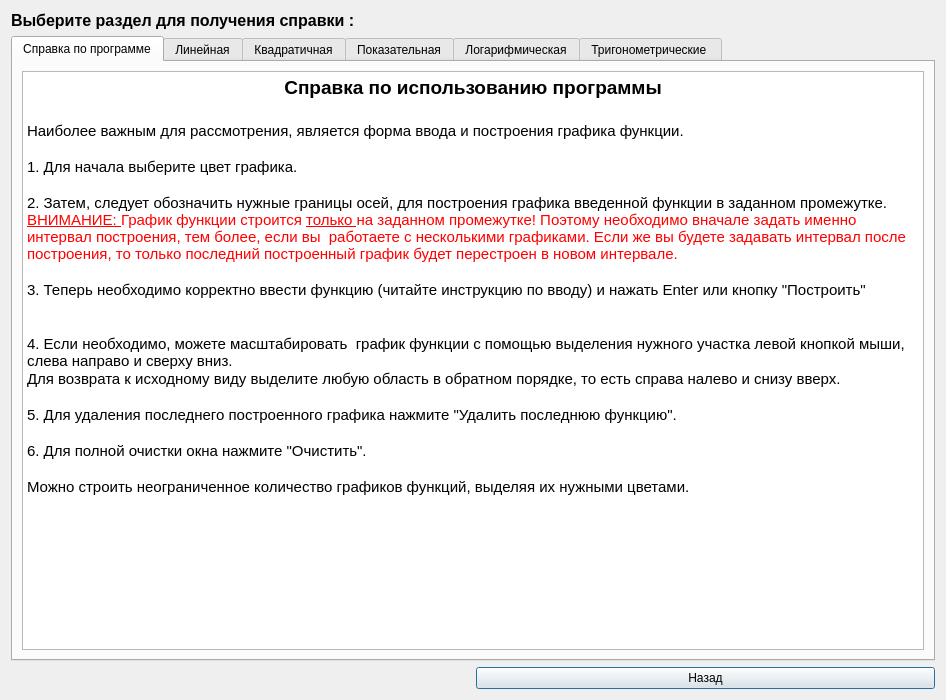
The window that help.ui (spellanser/graphx) describes before a commit, drawn with Qt 5.
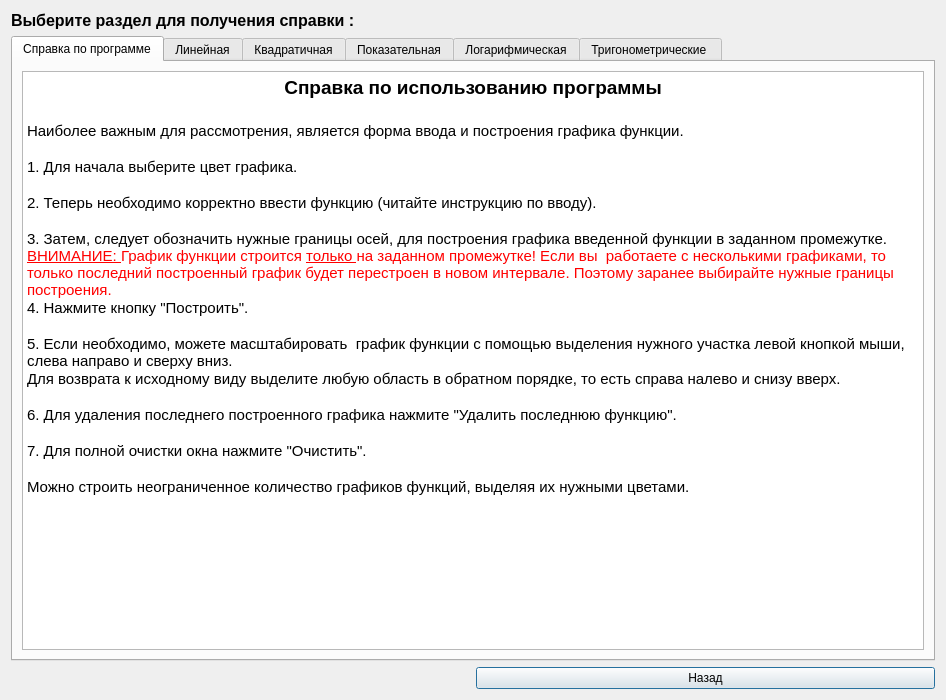
The same window after the commit. Icons and pictures are not drawn.

```diff
--- a/help.ui
+++ b/help.ui
@@ -58,27 +58,27 @@
           <string>&lt;!DOCTYPE HTML PUBLIC &quot;-//W3C//DTD HTML 4.0//EN&quot; &quot;http://www.w3.org/TR/REC-html40/strict.dtd&quot;&gt;
 &lt;html&gt;&lt;head&gt;&lt;meta name=&quot;qrichtext&quot; content=&quot;1&quot; /&gt;&lt;style type=&quot;text/css&quot;&gt;
 p, li { white-space: pre-wrap; }
-&lt;/style&gt;&lt;/head&gt;&lt;body style=&quot; font-family:'Ubuntu'; font-size:11pt; font-weight:400; font-style:normal;&quot;&gt;
-&lt;p align=&quot;center&quot; style=&quot; margin-top:0px; margin-bottom:0px; margin-left:0px; margin-right:0px; -qt-block-indent:0; text-indent:0px;&quot;&gt;&lt;span style=&quot; font-size:14pt; font-weight:600;&quot;&gt;Справка по использованию программы&lt;/span&gt;&lt;/p&gt;
-&lt;p style=&quot;-qt-paragraph-type:empty; margin-top:0px; margin-bottom:0px; margin-left:0px; margin-right:0px; -qt-block-indent:0; text-indent:0px; font-size:14pt; font-weight:600;&quot;&gt;&lt;/p&gt;
-&lt;p style=&quot; margin-top:0px; margin-bottom:0px; margin-left:0px; margin-right:0px; -qt-block-indent:0; text-indent:0px;&quot;&gt;Наиболее важным для рассмотрения, является форма ввода и построения графика функции.&lt;/p&gt;
-&lt;p style=&quot;-qt-paragraph-type:empty; margin-top:0px; margin-bottom:0px; margin-left:0px; margin-right:0px; -qt-block-indent:0; text-indent:0px;&quot;&gt;&lt;/p&gt;
-&lt;p style=&quot; margin-top:0px; margin-bottom:0px; margin-left:0px; margin-right:0px; -qt-block-indent:0; text-indent:0px;&quot;&gt;1. Для начала выберите цвет графика.&lt;/p&gt;
-&lt;p style=&quot;-qt-paragraph-type:empty; margin-top:0px; margin-bottom:0px; margin-left:0px; margin-right:0px; -qt-block-indent:0; text-indent:0px;&quot;&gt;&lt;/p&gt;
-&lt;p style=&quot; margin-top:0px; margin-bottom:0px; margin-left:0px; margin-right:0px; -qt-block-indent:0; text-indent:0px;&quot;&gt;2. Затем, следует обозначить нужные границы осей, для построения графика введенной функции в заданном промежутке. &lt;span style=&quot; text-decoration: underline; color:#ff0000;&quot;&gt;ВНИМАНИЕ: &lt;/span&gt;&lt;span style=&quot; color:#ff0000;&quot;&gt;График функции строится &lt;/span&gt;&lt;span style=&quot; text-decoration: underline; color:#ff0000;&quot;&gt;только &lt;/span&gt;&lt;span style=&quot; color:#ff0000;&quot;&gt;на заданном промежутке! Поэтому необходимо вначале задать именно интервал построения, тем более, если вы  работаете с несколькими графиками. Если же вы будете задавать интервал после построения, то только последний построенный график будет перестроен в новом интервале.&lt;/span&gt;&lt;/p&gt;
-&lt;p style=&quot;-qt-paragraph-type:empty; margin-top:0px; margin-bottom:0px; margin-left:0px; margin-right:0px; -qt-block-indent:0; text-indent:0px;&quot;&gt;&lt;/p&gt;
-&lt;p style=&quot; margin-top:0px; margin-bottom:0px; margin-left:0px; margin-right:0px; -qt-block-indent:0; text-indent:0px;&quot;&gt;3. Теперь необходимо корректно ввести функцию (читайте инструкцию по вводу) и нажать Enter или кнопку &amp;quot;Построить&amp;quot;&lt;/p&gt;
-&lt;p style=&quot;-qt-paragraph-type:empty; margin-top:0px; margin-bottom:0px; margin-left:0px; margin-right:0px; -qt-block-indent:0; text-indent:0px;&quot;&gt;&lt;/p&gt;
-&lt;p style=&quot;-qt-paragraph-type:empty; margin-top:0px; margin-bottom:0px; margin-left:0px; margin-right:0px; -qt-block-indent:0; text-indent:0px;&quot;&gt;&lt;/p&gt;
-&lt;p style=&quot; margin-top:0px; margin-bottom:0px; margin-left:0px; margin-right:0px; -qt-block-indent:0; text-indent:0px;&quot;&gt;4. Если необходимо, можете масштабировать  график функции с помощью выделения нужного участка левой кнопкой мыши, слева направо и сверху вниз.&lt;/p&gt;
-&lt;p style=&quot; margin-top:0px; margin-bottom:0px; margin-left:0px; margin-right:0px; -qt-block-indent:0; text-indent:0px;&quot;&gt;Для возврата к исходному виду выделите любую область в обратном порядке, то есть справа налево и снизу вверх.&lt;/p&gt;
-&lt;p style=&quot;-qt-paragraph-type:empty; margin-top:0px; margin-bottom:0px; margin-left:0px; margin-right:0px; -qt-block-indent:0; text-indent:0px;&quot;&gt;&lt;/p&gt;
-&lt;p style=&quot; margin-top:0px; margin-bottom:0px; margin-left:0px; margin-right:0px; -qt-block-indent:0; text-indent:0px;&quot;&gt;5. Для удаления последнего построенного графика нажмите &amp;quot;Удалить последнюю функцию&amp;quot;.&lt;/p&gt;
-&lt;p style=&quot;-qt-paragraph-type:empty; margin-top:0px; margin-bottom:0px; margin-left:0px; margin-right:0px; -qt-block-indent:0; text-indent:0px;&quot;&gt;&lt;/p&gt;
-&lt;p style=&quot; margin-top:0px; margin-bottom:0px; margin-left:0px; margin-right:0px; -qt-block-indent:0; text-indent:0px;&quot;&gt;6. Для полной очистки окна нажмите &amp;quot;Очистить&amp;quot;.&lt;/p&gt;
-&lt;p style=&quot;-qt-paragraph-type:empty; margin-top:0px; margin-bottom:0px; margin-left:0px; margin-right:0px; -qt-block-indent:0; text-indent:0px;&quot;&gt;&lt;/p&gt;
-&lt;p style=&quot; margin-top:0px; margin-bottom:0px; margin-left:0px; margin-right:0px; -qt-block-indent:0; text-indent:0px;&quot;&gt;Можно строить неограниченное количество графиков функций, выделяя их нужными цветами.&lt;/p&gt;
-&lt;p style=&quot;-qt-paragraph-type:empty; margin-top:0px; margin-bottom:0px; margin-left:0px; margin-right:0px; -qt-block-indent:0; text-indent:0px;&quot;&gt;&lt;/p&gt;&lt;/body&gt;&lt;/html&gt;</string>
+&lt;/style&gt;&lt;/head&gt;&lt;body style=&quot; font-family:'MS Shell Dlg 2'; font-size:8.25pt; font-weight:400; font-style:normal;&quot;&gt;
+&lt;p align=&quot;center&quot; style=&quot; margin-top:0px; margin-bottom:0px; margin-left:0px; margin-right:0px; -qt-block-indent:0; text-indent:0px;&quot;&gt;&lt;span style=&quot; font-family:'Ubuntu'; font-size:14pt; font-weight:600;&quot;&gt;Справка по использованию программы&lt;/span&gt;&lt;/p&gt;
+&lt;p style=&quot;-qt-paragraph-type:empty; margin-top:0px; margin-bottom:0px; margin-left:0px; margin-right:0px; -qt-block-indent:0; text-indent:0px; font-family:'Ubuntu'; font-size:14pt; font-weight:600;&quot;&gt;&lt;/p&gt;
+&lt;p style=&quot; margin-top:0px; margin-bottom:0px; margin-left:0px; margin-right:0px; -qt-block-indent:0; text-indent:0px;&quot;&gt;&lt;span style=&quot; font-family:'Ubuntu'; font-size:11pt;&quot;&gt;Наиболее важным для рассмотрения, является форма ввода и построения графика функции.&lt;/span&gt;&lt;/p&gt;
+&lt;p style=&quot;-qt-paragraph-type:empty; margin-top:0px; margin-bottom:0px; margin-left:0px; margin-right:0px; -qt-block-indent:0; text-indent:0px; font-family:'Ubuntu'; font-size:11pt;&quot;&gt;&lt;/p&gt;
+&lt;p style=&quot; margin-top:0px; margin-bottom:0px; margin-left:0px; margin-right:0px; -qt-block-indent:0; text-indent:0px;&quot;&gt;&lt;span style=&quot; font-family:'Ubuntu'; font-size:11pt;&quot;&gt;1. Для начала выберите цвет графика.&lt;/span&gt;&lt;/p&gt;
+&lt;p style=&quot;-qt-paragraph-type:empty; margin-top:0px; margin-bottom:0px; margin-left:0px; margin-right:0px; -qt-block-indent:0; text-indent:0px; font-family:'Ubuntu'; font-size:11pt;&quot;&gt;&lt;/p&gt;
+&lt;p style=&quot; margin-top:0px; margin-bottom:0px; margin-left:0px; margin-right:0px; -qt-block-indent:0; text-indent:0px;&quot;&gt;&lt;span style=&quot; font-family:'Ubuntu'; font-size:11pt;&quot;&gt;2. Теперь необходимо корректно ввести функцию (читайте инструкцию по вводу).&lt;/span&gt;&lt;/p&gt;
+&lt;p style=&quot;-qt-paragraph-type:empty; margin-top:0px; margin-bottom:0px; margin-left:0px; margin-right:0px; -qt-block-indent:0; text-indent:0px; font-family:'Ubuntu'; font-size:11pt;&quot;&gt;&lt;/p&gt;
+&lt;p style=&quot; margin-top:0px; margin-bottom:0px; margin-left:0px; margin-right:0px; -qt-block-indent:0; text-indent:0px;&quot;&gt;&lt;span style=&quot; font-family:'Ubuntu'; font-size:11pt;&quot;&gt;3. Затем, следует обозначить нужные границы осей, для построения графика введенной функции в заданном промежутке. &lt;/span&gt;&lt;span style=&quot; font-family:'Ubuntu'; font-size:11pt; text-decoration: underline; color:#ff0000;&quot;&gt;ВНИМАНИЕ: &lt;/span&gt;&lt;span style=&quot; font-family:'Ubuntu'; font-size:11pt; color:#ff0000;&quot;&gt;График функции строится &lt;/span&gt;&lt;span style=&quot; font-family:'Ubuntu'; font-size:11pt; text-decoration: underline; color:#ff0000;&quot;&gt;только &lt;/span&gt;&lt;span style=&quot; font-family:'Ubuntu'; font-size:11pt; color:#ff0000;&quot;&gt;на заданном промежутке! Если вы  работаете с несколькими графиками, то только последний построенный график будет перестроен в новом интервале. Поэтому заранее выбирайте нужные границы построения.&lt;/span&gt;&lt;/p&gt;
+&lt;p style=&quot; margin-top:0px; margin-bottom:0px; margin-left:0px; margin-right:0px; -qt-block-indent:0; text-indent:0px;&quot;&gt;&lt;span style=&quot; font-family:'Ubuntu'; font-size:11pt;&quot;&gt;4. Нажмите кнопку &amp;quot;Построить&amp;quot;.&lt;/span&gt;&lt;/p&gt;
+&lt;p style=&quot;-qt-paragraph-type:empty; margin-top:0px; margin-bottom:0px; margin-left:0px; margin-right:0px; -qt-block-indent:0; text-indent:0px; font-family:'Ubuntu'; font-size:11pt;&quot;&gt;&lt;/p&gt;
+&lt;p style=&quot; margin-top:0px; margin-bottom:0px; margin-left:0px; margin-right:0px; -qt-block-indent:0; text-indent:0px;&quot;&gt;&lt;span style=&quot; font-family:'Ubuntu'; font-size:11pt;&quot;&gt;5. Если необходимо, можете масштабировать  график функции с помощью выделения нужного участка левой кнопкой мыши, слева направо и сверху вниз.&lt;/span&gt;&lt;/p&gt;
+&lt;p style=&quot; margin-top:0px; margin-bottom:0px; margin-left:0px; margin-right:0px; -qt-block-indent:0; text-indent:0px;&quot;&gt;&lt;span style=&quot; font-family:'Ubuntu'; font-size:11pt;&quot;&gt;Для возврата к исходному виду выделите любую область в обратном порядке, то есть справа налево и снизу вверх.&lt;/span&gt;&lt;/p&gt;
+&lt;p style=&quot;-qt-paragraph-type:empty; margin-top:0px; margin-bottom:0px; margin-left:0px; margin-right:0px; -qt-block-indent:0; text-indent:0px; font-family:'Ubuntu'; font-size:11pt;&quot;&gt;&lt;/p&gt;
+&lt;p style=&quot; margin-top:0px; margin-bottom:0px; margin-left:0px; margin-right:0px; -qt-block-indent:0; text-indent:0px;&quot;&gt;&lt;span style=&quot; font-family:'Ubuntu'; font-size:11pt;&quot;&gt;6. Для удаления последнего построенного графика нажмите &amp;quot;Удалить последнюю функцию&amp;quot;.&lt;/span&gt;&lt;/p&gt;
+&lt;p style=&quot;-qt-paragraph-type:empty; margin-top:0px; margin-bottom:0px; margin-left:0px; margin-right:0px; -qt-block-indent:0; text-indent:0px; font-family:'Ubuntu'; font-size:11pt;&quot;&gt;&lt;/p&gt;
+&lt;p style=&quot; margin-top:0px; margin-bottom:0px; margin-left:0px; margin-right:0px; -qt-block-indent:0; text-indent:0px;&quot;&gt;&lt;span style=&quot; font-family:'Ubuntu'; font-size:11pt;&quot;&gt;7. Для полной очистки окна нажмите &amp;quot;Очистить&amp;quot;.&lt;/span&gt;&lt;/p&gt;
+&lt;p style=&quot;-qt-paragraph-type:empty; margin-top:0px; margin-bottom:0px; margin-left:0px; margin-right:0px; -qt-block-indent:0; text-indent:0px; font-family:'Ubuntu'; font-size:11pt;&quot;&gt;&lt;/p&gt;
+&lt;p style=&quot; margin-top:0px; margin-bottom:0px; margin-left:0px; margin-right:0px; -qt-block-indent:0; text-indent:0px;&quot;&gt;&lt;span style=&quot; font-family:'Ubuntu'; font-size:11pt;&quot;&gt;Можно строить неограниченное количество графиков функций, выделяя их нужными цветами.&lt;/span&gt;&lt;/p&gt;
+&lt;p style=&quot;-qt-paragraph-type:empty; margin-top:0px; margin-bottom:0px; margin-left:0px; margin-right:0px; -qt-block-indent:0; text-indent:0px; font-family:'Ubuntu'; font-size:11pt;&quot;&gt;&lt;/p&gt;&lt;/body&gt;&lt;/html&gt;</string>
          </property>
         </widget>
        </item>
```
Left out of the diff: 110 changed lines with no effect on the pictures.
